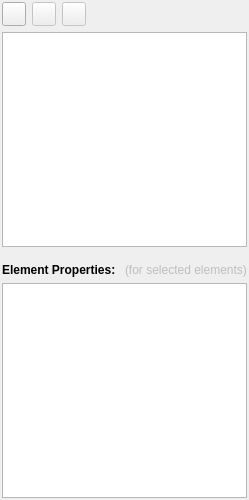
Old version of the form Applications/DataExplorer/DataView/MshTabWidgetBase.ui in the repository ufz/ogs.
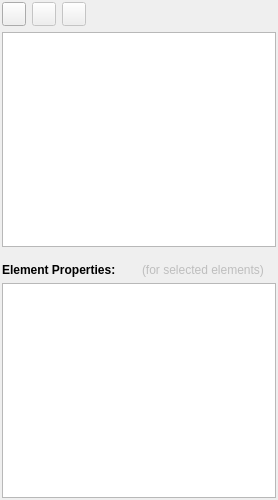
New version of the form. Icons and pictures are not drawn. Custom widgets are drawn as their Qt base class.

```diff
--- a/Applications/DataExplorer/DataView/MshTabWidgetBase.ui
+++ b/Applications/DataExplorer/DataView/MshTabWidgetBase.ui
@@ -6,7 +6,7 @@
    <rect>
     <x>0</x>
     <y>0</y>
-    <width>227</width>
+    <width>278</width>
     <height>500</height>
    </rect>
   </property>
```
Left out of the diff: 7 changed lines with no effect on the pictures.
